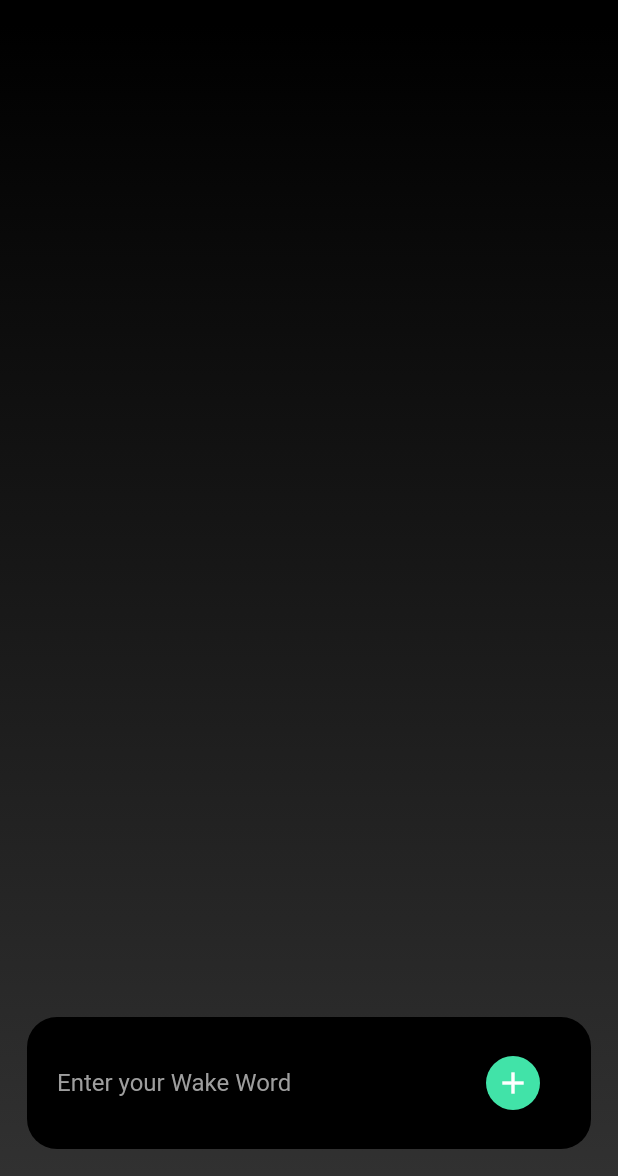
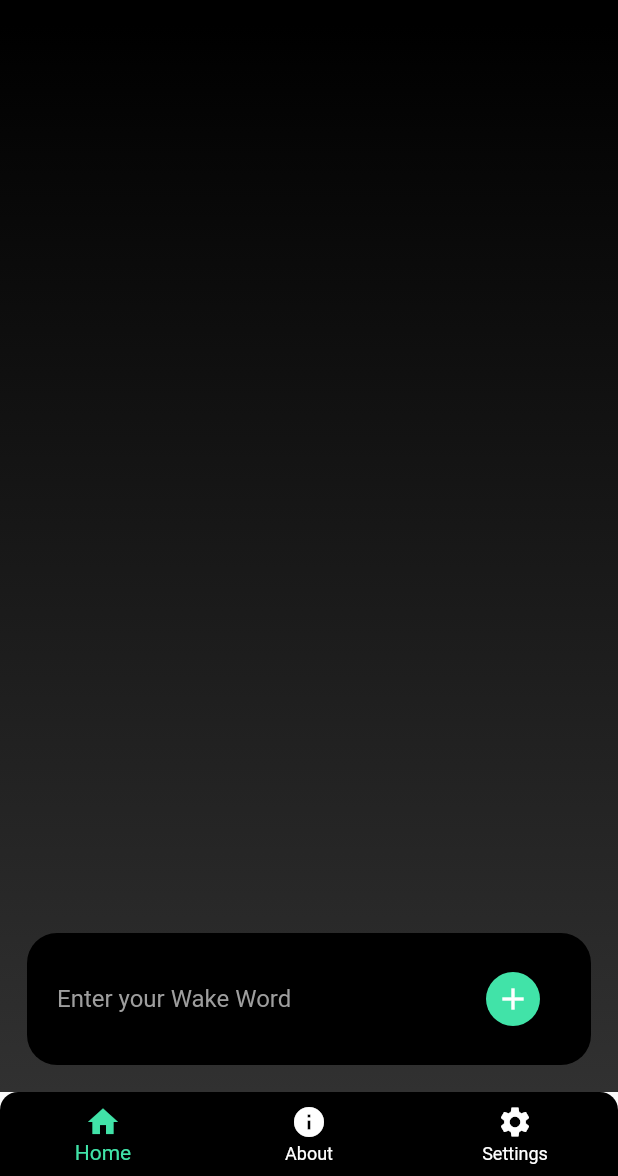
Before and after one commit to mukundsolanki/Pratyaksh-AR, a Flutter app: the screen it shows after launch, after a tap on the "arrow forward" icon, on a phone screen of 412 x 824 dp, the part 60-1236 px from its top. Run offline on Flutter 3.47's test engine with Material 2 defaults, Android fonts, the light colour scheme and no system bars.

Commit message:
Bottom nav bar widget in home page

```diff
--- a/pratyakshapp/lib/home_page.dart
+++ b/pratyakshapp/lib/home_page.dart
@@ -1,4 +1,20 @@
 import 'package:flutter/material.dart';
+import 'about_page.dart';
+import 'settings_page.dart';
+
+void main() {
+  runApp(MyApp());
+}
+
+class MyApp extends StatelessWidget {
+  @override
+  Widget build(BuildContext context) {
+    return MaterialApp(
+      title: 'DeafApp',
+      home: HomePage(ipAddress: '127.0.0.1'), // Example IP address
+    );
+  }
+}
 
 class HomePage extends StatefulWidget {
   final String ipAddress;
@@ -12,12 +28,13 @@ class HomePage extends StatefulWidget {
 class _HomePageState extends State<HomePage> {
   List<String> tasks = [];
   TextEditingController _taskController = TextEditingController();
+  int _currentIndex = 0;
 
   void _addTask() {
     String task = _taskController.text;
     if (task.isNotEmpty) {
       setState(() {
-        tasks.insert(0, task); // Insert task at the beginning of the list
+        tasks.insert(0, task);
         _taskController.clear();
       });
     }
@@ -25,7 +42,7 @@ class _HomePageState extends State<HomePage> {
 
   void _deleteTask(int index) {
     setState(() {
-      tasks.removeAt(index); // Remove task at the specified index
+      tasks.removeAt(index);
     });
   }
 
@@ -43,7 +60,47 @@ class _HomePageState extends State<HomePage> {
           ),
         ),
       ),
-      body: Container(
+      body: _currentIndex == 0
+          ? _buildHomeContent()
+          : _currentIndex == 1
+              ? AboutPage()
+              : SettingsPage(),
+      bottomNavigationBar: ClipRRect(
+        borderRadius: BorderRadius.only(
+          topLeft: Radius.circular(12.0),
+          topRight: Radius.circular(12.0),
+        ),
+        child: BottomNavigationBar(
+          backgroundColor: Colors.black,
+          selectedItemColor: Color.fromARGB(255, 65, 227, 168),
+          unselectedItemColor: Colors.white,
+          currentIndex: _currentIndex,
+          onTap: (int index) {
+            setState(() {
+              _currentIndex = index;
+            });
+          },
+          items: [
+            BottomNavigationBarItem(
+              icon: Icon(Icons.home),
+              label: 'Home',
+            ),
+            BottomNavigationBarItem(
+              icon: Icon(Icons.info),
+              label: 'About',
+            ),
+            BottomNavigationBarItem(
+              icon: Icon(Icons.settings),
+              label: 'Settings',
+            ),
+          ],
+        ),
+      ),
+    );
+  }
+
+  Widget _buildHomeContent() {
+    return Container(
       decoration: const BoxDecoration(
         gradient: LinearGradient(
           begin: Alignment.topCenter,
@@ -76,8 +133,8 @@ class _HomePageState extends State<HomePage> {
                           Expanded(
                             child: Text(
                               ' ${tasks[index]}',
-                                style: TextStyle(
-                                    fontSize: 18, color: Colors.white),
+                              style:
+                                  TextStyle(fontSize: 18, color: Colors.white),
                             ),
                           ),
                           IconButton(
@@ -119,8 +176,9 @@ class _HomePageState extends State<HomePage> {
                   onPressed: _addTask,
                   child: Icon(Icons.add),
                   style: ButtonStyle(
-                      backgroundColor:
-                          MaterialStateProperty.all<Color>(Color.fromARGB(255, 65, 227, 168),),
+                    backgroundColor: MaterialStateProperty.all<Color>(
+                      Color.fromARGB(255, 65, 227, 168),
+                    ),
                     shape: MaterialStateProperty.all<OutlinedBorder>(
                       CircleBorder(),
                     ),
@@ -131,7 +189,6 @@ class _HomePageState extends State<HomePage> {
           ),
         ],
       ),
-      ),
     );
   }
 
```
Lines whose indentation alone changed are shown as unchanged.
